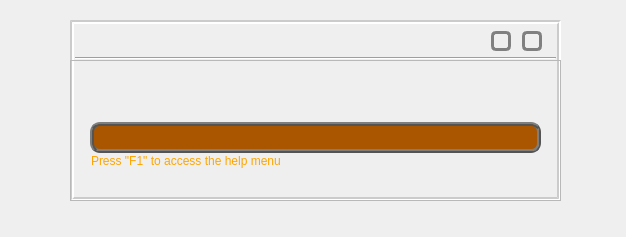
This is SeamPLE/SeampleView.ui in Riandy/cs2103aug12-f09-1c as Qt 5 draws it before an edit. The edited form follows.
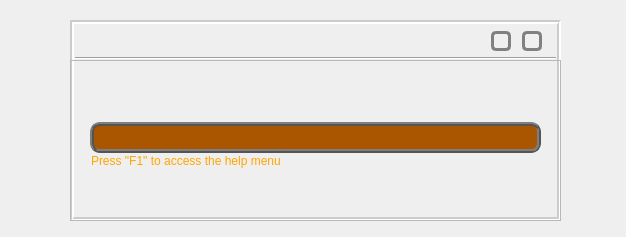
This is the edited form. Icons and pictures are not drawn. Custom widgets are drawn as their Qt base class.

Commit message: Gui Update - Updated shortcuts to act for seampleview. Shortcuts for seampleview              will now trigger check as well

Patch:
```diff
--- a/SeamPLE/SeampleView.ui
+++ b/SeamPLE/SeampleView.ui
@@ -60,7 +60,7 @@
       <x>70</x>
       <y>20</y>
       <width>491</width>
-      <height>181</height>
+      <height>201</height>
      </rect>
     </property>
     <property name="styleSheet">
@@ -185,7 +185,7 @@
        <x>0</x>
        <y>40</y>
        <width>491</width>
-       <height>141</height>
+       <height>161</height>
       </rect>
      </property>
      <property name="frameShape">
@@ -232,7 +232,7 @@
         <x>21</x>
         <y>94</y>
         <width>451</width>
-        <height>41</height>
+        <height>61</height>
        </rect>
       </property>
       <property name="font">
```
The commit also changes 2 other files.
